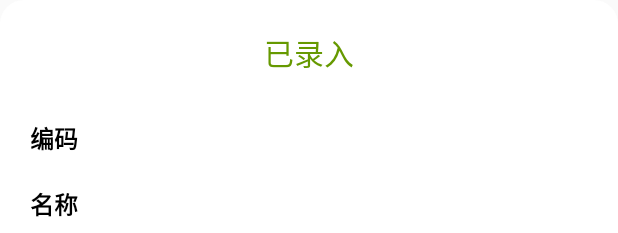
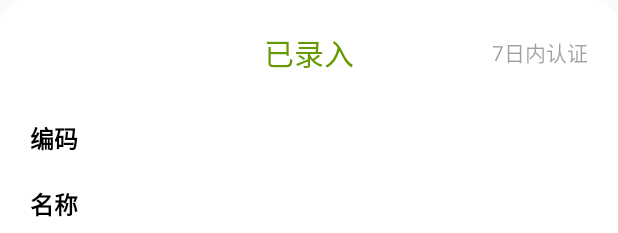
Before and after one commit to lanshushui/WebScanf, an Android app: the layout dialog_barcode.xml on its own in the app's theme, with its tools: preview values and no code run, on a phone screen of 412 x 824 dp. Shown: the top 233 px of the screen. Run offline under Robolectric (Android 15) with nearby library versions, the phone set to English and light mode, and no system bars.

Commit message:
增加更新确认日期提醒

```diff
--- a/app/src/main/res/layout/dialog_barcode.xml
+++ b/app/src/main/res/layout/dialog_barcode.xml
@@ -6,15 +6,28 @@
     android:orientation="vertical"
     android:background="@drawable/dialog_barcode_bg"
     android:padding="20dp">
-    <TextView
-        android:id="@+id/tip"
+    <RelativeLayout
         android:layout_width="match_parent"
         android:layout_height="wrap_content"
-        android:text="已录入"
-        android:textColor="@android:color/holo_green_dark"
-        android:textSize="20sp"
-        android:gravity="center"
-        android:layout_marginBottom="30dp"/>
+        android:layout_marginBottom="30dp">
+        <TextView
+            android:id="@+id/tip"
+            android:layout_width="wrap_content"
+            android:layout_height="wrap_content"
+            android:layout_centerInParent="true"
+            android:text="已录入"
+            android:textColor="@android:color/holo_green_dark"
+            android:textSize="20sp"
+            android:gravity="center" />
+        <TextView
+            android:id="@+id/visitData"
+            android:layout_width="wrap_content"
+            android:layout_height="wrap_content"
+            android:layout_alignParentRight="true"
+            android:layout_centerVertical="true"
+            android:text="7日内认证"
+            android:alpha="0.7"/>
+    </RelativeLayout>
     <LinearLayout
         android:id="@+id/codeview"
         android:layout_width="match_parent"
```
Also changed, not shown: app/src/main/java/com/zzz/webscanf/dialogs/BarcodeMsgDialog.java (+16 -2 lines), app/src/main/java/com/zzz/webscanf/model/Wares.java (+25 -0 lines).
